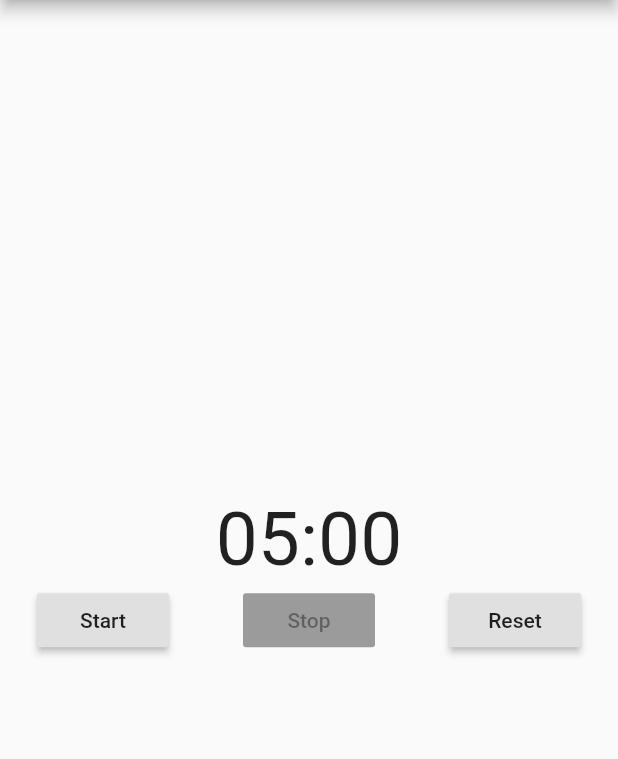
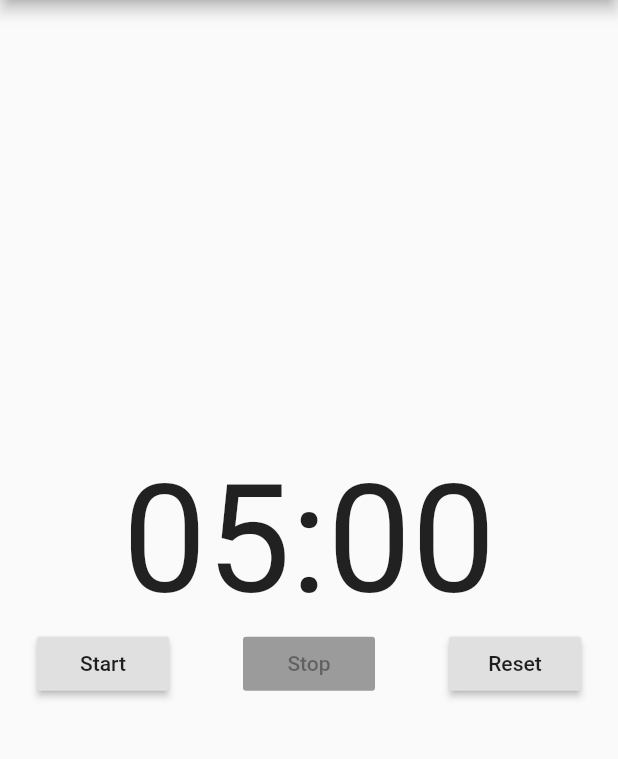
Before and after one commit to mhelmetag/orlogio, a Flutter app: the screen it shows after launch, on a phone screen of 412 x 824 dp, the part 84-843 px from its top. Run offline on Flutter 3.47's test engine with Material 2 defaults, Android fonts, the phone set to English and light mode, and no system bars.

Commit message:
increase clock text size

```diff
--- a/lib/main.dart
+++ b/lib/main.dart
@@ -97,13 +97,13 @@ class _HomeState extends State<Home> {
           children: <Widget>[
             new Text(
               stringTime(),
-              style: TextStyle(fontSize: 50)
+              style: TextStyle(fontSize: 100)
             ),
             new Row(
               mainAxisAlignment: MainAxisAlignment.spaceAround,
               children: <Widget>[
                 new RaisedButton(
-                  onPressed: (_running && _currentTimeSeconds == 0) ? null : start,
+                  onPressed: (_running || _currentTimeSeconds == 0) ? null : start,
                   child: new Text('Start')
                 ),
                 new RaisedButton(
```
